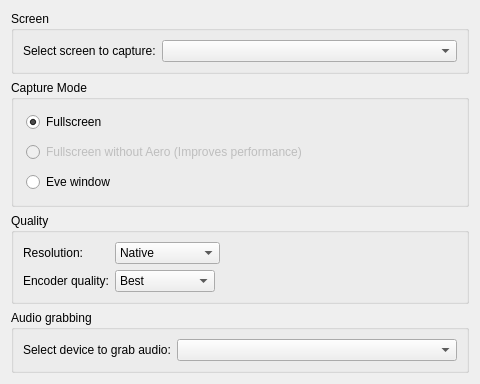
This is src/recordingsettings.ui in networkoptix/nx_open as Qt 5 draws it before an edit. The edited form follows.
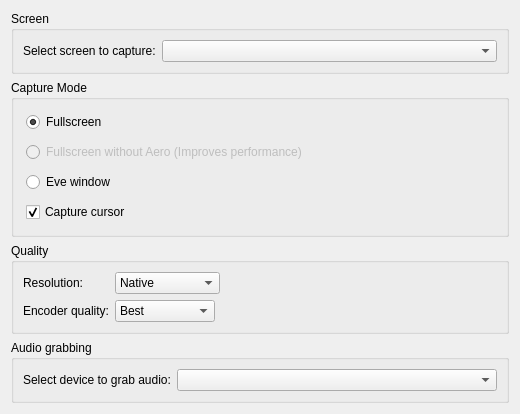
This is the edited form.

Commit message:
Added checkbox for cursor capturing
<==== Mercurial data ====>
Branch: master

What changed in the file:
```diff
--- a/src/recordingsettings.ui
+++ b/src/recordingsettings.ui
@@ -6,8 +6,8 @@
    <rect>
     <x>0</x>
     <y>0</y>
-    <width>480</width>
-    <height>360</height>
+    <width>520</width>
+    <height>390</height>
    </rect>
   </property>
   <property name="windowTitle">
@@ -94,6 +94,16 @@
         </property>
        </widget>
       </item>
+      <item>
+       <widget class="QCheckBox" name="captureCursorCheckBox">
+        <property name="text">
+         <string>Capture cursor</string>
+        </property>
+        <property name="checked">
+         <bool>true</bool>
+        </property>
+       </widget>
+      </item>
      </layout>
     </widget>
    </item>
```
The commit also changes 4 other files.
